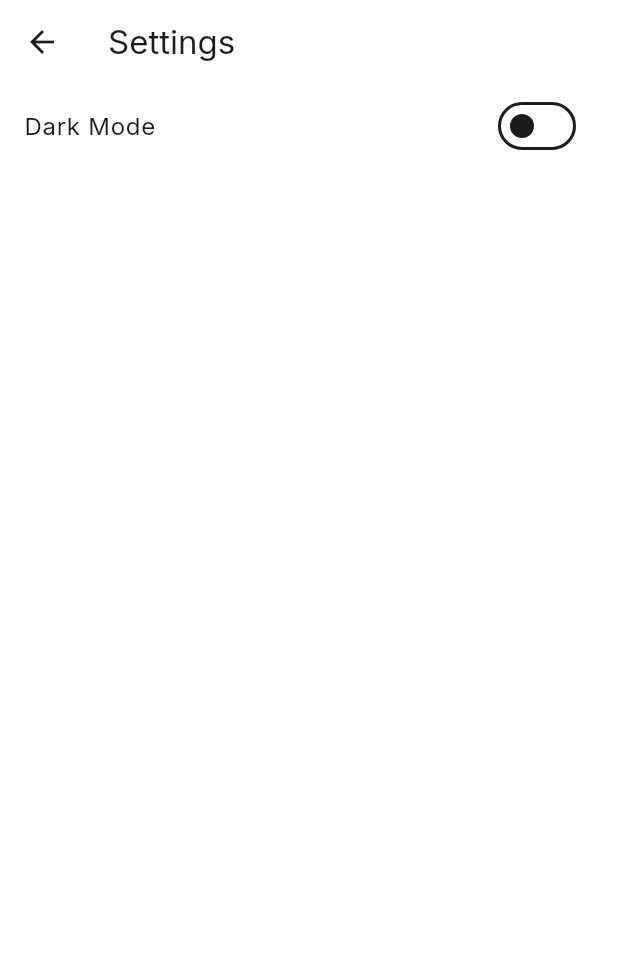
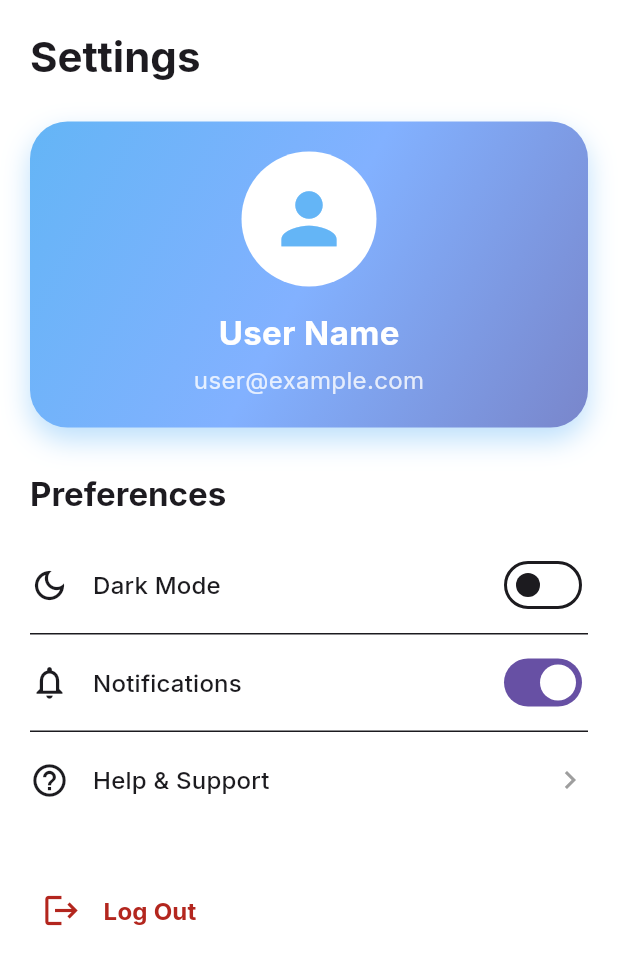
Before and after one commit to yahya759/templet, a Flutter app: the SettingsView screen opened directly, on a phone screen of 412 x 824 dp. Shown: the top 965 px of the screen. Run offline on Flutter 3.47's test engine with Material 3 defaults, Android fonts, the phone set to English and light mode, and no system bars; our stand-ins replace equatable, flutter_bloc, get_it, google_fonts, shared_preferences; accounts and stored records are empty.

Commit message:
finsh setting ui and add google font

```diff
--- /dev/null
+++ b/devtools_options.yaml
@@ -0,0 +1,3 @@
+description: This file stores settings for Dart & Flutter DevTools.
+documentation: https://docs.flutter.dev/tools/devtools/extensions#configure-extension-enablement-states
+extensions:
--- a/lib/app.dart
+++ b/lib/app.dart
@@ -4,7 +4,7 @@ import 'core/services/locator.dart';
 import 'core/services/navigation_service.dart';
 import 'core/theme/app_theme.dart';
 import 'features/settings/cubit/settings_cubit.dart';
-import 'features/example/view/example_view.dart';
+import 'features/main/view/main_view.dart';
 
 class MyApp extends StatelessWidget {
   const MyApp({super.key});
@@ -26,7 +26,7 @@ class MyApp extends StatelessWidget {
             theme: AppTheme.light,
             darkTheme: AppTheme.dark,
             themeMode: state.themeMode,
-            home: const ExampleView(),
+            home: const MainView(),
           );
         },
       ),
--- a/lib/features/settings/cubit/settings_cubit.dart
+++ b/lib/features/settings/cubit/settings_cubit.dart
@@ -6,42 +6,57 @@ import '../../../core/services/locator.dart';
 
 class SettingsState extends BaseState {
   final ThemeMode themeMode;
+  final bool notificationsEnabled;
 
   const SettingsState({
     super.status,
     super.errorMessage,
     this.themeMode = ThemeMode.system,
+    this.notificationsEnabled = true,
   });
 
   @override
-  List<Object?> get props => [...super.props, themeMode];
+  List<Object?> get props => [...super.props, themeMode, notificationsEnabled];
 
   SettingsState copyWith({
     BaseStatus? status,
     String? errorMessage,
     ThemeMode? themeMode,
+    bool? notificationsEnabled,
   }) {
     return SettingsState(
       status: status ?? this.status,
       errorMessage: errorMessage ?? this.errorMessage,
       themeMode: themeMode ?? this.themeMode,
+      notificationsEnabled: notificationsEnabled ?? this.notificationsEnabled,
     );
   }
 }
 
 class SettingsCubit extends BaseCubit<SettingsState> {
   SettingsCubit() : super(const SettingsState()) {
-    _loadTheme();
+    _loadSettings();
   }
 
   static const String _themeKey = 'theme_mode';
+  static const String _notificationsKey = 'notifications_enabled';
 
-  void _loadTheme() {
+  void _loadSettings() {
     final prefs = locator<SharedPreferences>();
+
     final themeIndex = prefs.getInt(_themeKey);
-    if (themeIndex != null) {
-      emit(state.copyWith(themeMode: ThemeMode.values[themeIndex]));
-    }
+    final themeMode = themeIndex != null
+        ? ThemeMode.values[themeIndex]
+        : ThemeMode.system;
+
+    final notificationsEnabled = prefs.getBool(_notificationsKey) ?? true;
+
+    emit(
+      state.copyWith(
+        themeMode: themeMode,
+        notificationsEnabled: notificationsEnabled,
+      ),
+    );
   }
 
   Future<void> toggleTheme(bool isDark) async {
@@ -50,4 +65,10 @@ class SettingsCubit extends BaseCubit<SettingsState> {
     await prefs.setInt(_themeKey, mode.index);
     emit(state.copyWith(themeMode: mode));
   }
+
+  Future<void> toggleNotifications(bool enabled) async {
+    final prefs = locator<SharedPreferences>();
+    await prefs.setBool(_notificationsKey, enabled);
+    emit(state.copyWith(notificationsEnabled: enabled));
+  }
 }
--- a/lib/features/settings/view/settings_view.dart
+++ b/lib/features/settings/view/settings_view.dart
@@ -8,21 +8,178 @@ class SettingsView extends StatelessWidget {
   @override
   Widget build(BuildContext context) {
     return Scaffold(
-      appBar: AppBar(title: const Text('Settings')),
-      body: BlocBuilder<SettingsCubit, SettingsState>(
+      backgroundColor: Theme.of(context).colorScheme.surface,
+      body: SafeArea(
+        child: BlocBuilder<SettingsCubit, SettingsState>(
           builder: (context, state) {
-          return ListView(
+            return SingleChildScrollView(
+              padding: const EdgeInsets.symmetric(horizontal: 20),
+              child: Column(
+                crossAxisAlignment: CrossAxisAlignment.start,
                 children: [
-              SwitchListTile(
-                title: const Text('Dark Mode'),
+                  const SizedBox(height: 20),
+                  Text(
+                    'Settings',
+                    style: Theme.of(context).textTheme.headlineMedium?.copyWith(
+                      fontWeight: FontWeight.bold,
+                    ),
+                  ),
+                  const SizedBox(height: 25),
+                  _buildProfileCard(context),
+                  const SizedBox(height: 30),
+                  Text(
+                    'Preferences',
+                    style: Theme.of(context).textTheme.titleLarge?.copyWith(
+                      fontWeight: FontWeight.bold,
+                    ),
+                  ),
+                  const SizedBox(height: 15),
+                  _buildSettingsSection(context, state),
+                  const SizedBox(height: 30),
+                  _buildLogoutButton(context),
+                  const SizedBox(height: 20),
+                ],
+              ),
+            );
+          },
+        ),
+      ),
+    );
+  }
+
+  Widget _buildProfileCard(BuildContext context) {
+    return Container(
+      width: double.infinity,
+      padding: const EdgeInsets.symmetric(vertical: 20, horizontal: 20),
+      decoration: BoxDecoration(
+        gradient: LinearGradient(
+          colors: [
+            Colors.blue.shade300,
+            Colors.blueAccent.shade100,
+            Colors.indigo.shade300,
+          ],
+          begin: Alignment.topLeft,
+          end: Alignment.bottomRight,
+        ),
+        borderRadius: BorderRadius.circular(25),
+        boxShadow: [
+          BoxShadow(
+            color: Colors.blue.withValues(alpha: 0.3),
+            blurRadius: 15,
+            offset: const Offset(0, 8),
+          ),
+        ],
+      ),
+      child: Column(
+        children: [
+          CircleAvatar(
+            radius: 45,
+            backgroundColor: Colors.white,
+            child: Icon(Icons.person, size: 55, color: Colors.blue.shade300),
+          ),
+          const SizedBox(height: 15),
+          const Text(
+            'User Name',
+            style: TextStyle(
+              color: Colors.white,
+              fontSize: 22,
+              fontWeight: FontWeight.bold,
+            ),
+          ),
+          const SizedBox(height: 5),
+          Text(
+            'user@example.com',
+            style: TextStyle(
+              color: Colors.white.withValues(alpha: 0.8),
+              fontSize: 16,
+            ),
+          ),
+        ],
+      ),
+    );
+  }
+
+  Widget _buildSettingsSection(BuildContext context, SettingsState state) {
+    return Column(
+      children: [
+        _buildSettingsTile(
+          context,
+          icon: Icons.dark_mode_outlined,
+          title: 'Dark Mode',
+          trailing: Switch(
             value: state.themeMode == ThemeMode.dark,
             onChanged: (value) {
               context.read<SettingsCubit>().toggleTheme(value);
             },
           ),
+        ),
+        const Divider(height: 1),
+        _buildSettingsTile(
+          context,
+          icon: Icons.notifications_none_outlined,
+          title: 'Notifications',
+          trailing: Switch(
+            value: state.notificationsEnabled,
+            onChanged: (value) {
+              context.read<SettingsCubit>().toggleNotifications(value);
+            },
+          ),
+        ),
+        const Divider(height: 1),
+        _buildSettingsTile(
+          context,
+          icon: Icons.help_outline,
+          title: 'Help & Support',
+          trailing: const Icon(Icons.chevron_right, color: Colors.grey),
+          onTap: () {},
+        ),
       ],
     );
-        },
+  }
+
+  Widget _buildSettingsTile(
+    BuildContext context, {
+    required IconData icon,
+    required String title,
+    required Widget trailing,
+    VoidCallback? onTap,
+  }) {
+    final theme = Theme.of(context);
+    return ListTile(
+      contentPadding: const EdgeInsets.symmetric(vertical: 4),
+      leading: Icon(icon, color: theme.colorScheme.onSurface, size: 26),
+      title: Text(
+        title,
+        style: theme.textTheme.titleMedium?.copyWith(
+          fontWeight: FontWeight.w500,
+          color: theme.colorScheme.onSurface,
+        ),
+      ),
+      trailing: trailing,
+      onTap: onTap,
+    );
+  }
+
+  Widget _buildLogoutButton(BuildContext context) {
+    final theme = Theme.of(context);
+    return InkWell(
+      onTap: () {},
+      borderRadius: BorderRadius.circular(12),
+      child: Padding(
+        padding: const EdgeInsets.symmetric(vertical: 12, horizontal: 8),
+        child: Row(
+          children: [
+            Icon(Icons.logout, color: theme.colorScheme.error, size: 26),
+            const SizedBox(width: 15),
+            Text(
+              'Log Out',
+              style: theme.textTheme.titleMedium?.copyWith(
+                color: theme.colorScheme.error,
+                fontWeight: FontWeight.bold,
+              ),
+            ),
+          ],
+        ),
       ),
     );
   }
```
Also changed, not shown: lib/features/home/view/home.dart (+20 -2 lines), lib/features/main/view/main_view.dart (added, +70 -0 lines). Lines whose indentation alone changed are shown as unchanged.
